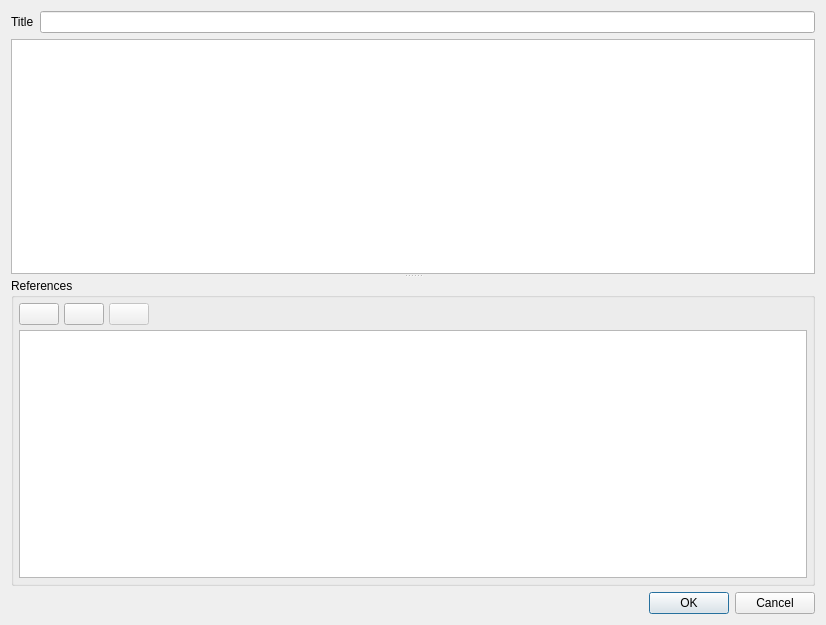
Old version of the form AddQuoteDlg.ui in the repository congchenutd/papernet.
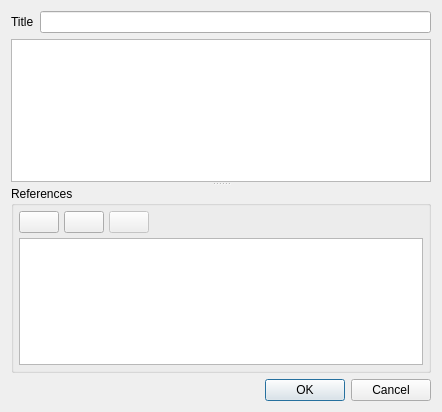
New version of the form. Icons and pictures are not drawn.

```diff
--- a/AddQuoteDlg.ui
+++ b/AddQuoteDlg.ui
@@ -6,8 +6,8 @@
    <rect>
     <x>0</x>
     <y>0</y>
-    <width>826</width>
-    <height>625</height>
+    <width>442</width>
+    <height>412</height>
    </rect>
   </property>
   <property name="windowTitle">
```
